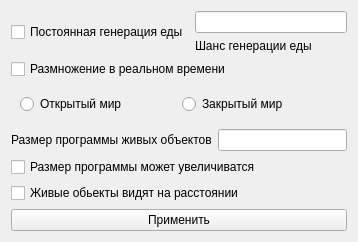
First picture: the form in ASettings/amysettingsform.ui, repository KapPing-Git/evolution, before the edit.
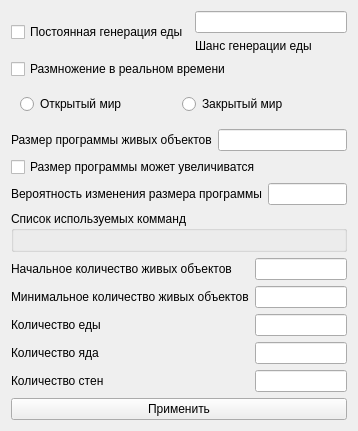
Second picture: the form after the edit. Custom widgets are drawn as their Qt base class.

Patch:
```diff
--- a/ASettings/amysettingsform.ui
+++ b/ASettings/amysettingsform.ui
@@ -7,7 +7,7 @@
     <x>0</x>
     <y>0</y>
     <width>358</width>
-    <height>212</height>
+    <height>422</height>
    </rect>
   </property>
   <property name="windowTitle">
@@ -92,12 +92,109 @@
     </widget>
    </item>
    <item>
-    <widget class="QCheckBox" name="liveObjectsIfLengthCheckBox">
-     <property name="text">
-      <string>Живые обьекты видят на расстоянии</string>
+    <layout class="QHBoxLayout" name="horizontalLayout_5">
+     <item>
+      <widget class="QLabel" name="label_8">
+       <property name="text">
+        <string>Вероятность изменения размера программы</string>
+       </property>
+      </widget>
+     </item>
+     <item>
+      <widget class="QLineEdit" name="liveObjectChangeProgrammSizeChanceEdit">
+       <property name="text">
+        <string/>
+       </property>
+      </widget>
+     </item>
+    </layout>
+   </item>
+   <item>
+    <widget class="QGroupBox" name="groupBox">
+     <property name="title">
+      <string>Список используемых комманд</string>
      </property>
+     <layout class="QHBoxLayout" name="horizontalLayout_4">
+      <item>
+       <widget class="ACommandsSettingsWidget" name="commandsListWidget" native="true"/>
+      </item>
+     </layout>
     </widget>
    </item>
+   <item>
+    <layout class="QFormLayout" name="formLayout">
+     <item row="0" column="0">
+      <widget class="QLabel" name="label_3">
+       <property name="text">
+        <string>Начальное количество живых объектов</string>
+       </property>
+      </widget>
+     </item>
+     <item row="0" column="1">
+      <widget class="QLineEdit" name="liveObjectStartCountEdit">
+       <property name="text">
+        <string/>
+       </property>
+      </widget>
+     </item>
+     <item row="1" column="0">
+      <widget class="QLabel" name="label_4">
+       <property name="text">
+        <string>Минимальное количество живых объектов</string>
+       </property>
+      </widget>
+     </item>
+     <item row="1" column="1">
+      <widget class="QLineEdit" name="liveObjectMinCountEdit">
+       <property name="text">
+        <string/>
+       </property>
+      </widget>
+     </item>
+     <item row="2" column="0">
+      <widget class="QLabel" name="label_5">
+       <property name="text">
+        <string>Количество еды</string>
+       </property>
+      </widget>
+     </item>
+     <item row="2" column="1">
+      <widget class="QLineEdit" name="foodCountEdit">
+       <property name="text">
+        <string/>
+       </property>
+      </widget>
+     </item>
+     <item row="3" column="0">
+      <widget class="QLabel" name="label_6">
+       <property name="text">
+        <string>Количество яда</string>
+       </property>
+      </widget>
+     </item>
+     <item row="3" column="1">
+      <widget class="QLineEdit" name="toxinCountEdit">
+       <property name="text">
+        <string/>
+       </property>
+      </widget>
+     </item>
+     <item row="4" column="0">
+      <widget class="QLabel" name="label_7">
+       <property name="text">
+        <string>Количество стен</string>
+       </property>
+      </widget>
+     </item>
+     <item row="4" column="1">
+      <widget class="QLineEdit" name="wallCountEdit">
+       <property name="text">
+        <string/>
+       </property>
+      </widget>
+     </item>
+    </layout>
+   </item>
    <item>
     <widget class="QPushButton" name="applyButton">
      <property name="text">
@@ -120,6 +217,14 @@
    </item>
   </layout>
  </widget>
+ <customwidgets>
+  <customwidget>
+   <class>ACommandsSettingsWidget</class>
+   <extends>QWidget</extends>
+   <header>ASettings/acommandssettingswidget.h</header>
+   <container>1</container>
+  </customwidget>
+ </customwidgets>
  <resources/>
  <connections/>
 </ui>
```
